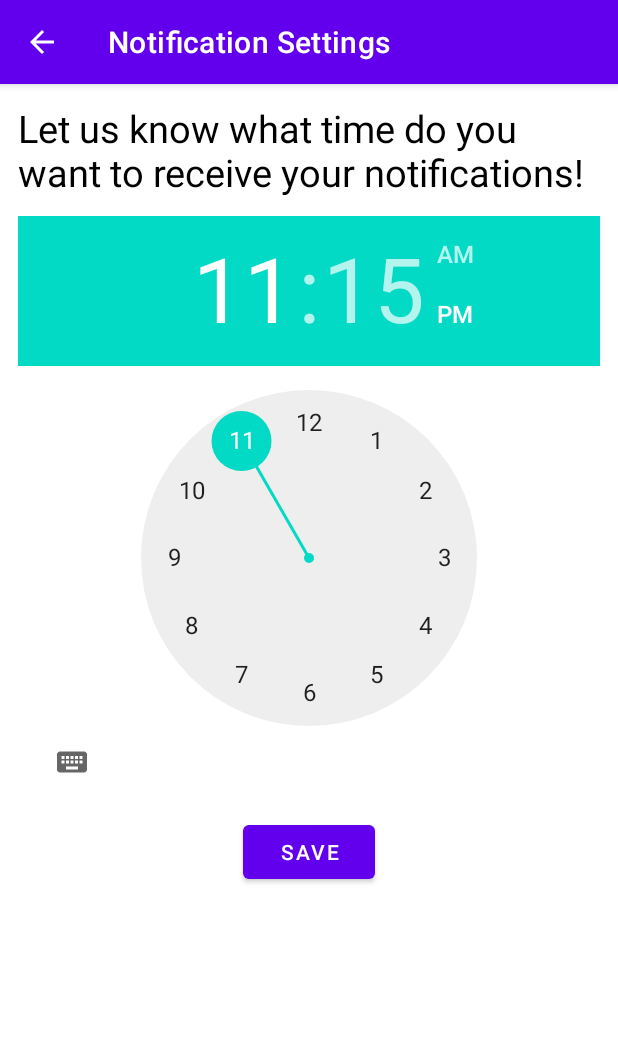
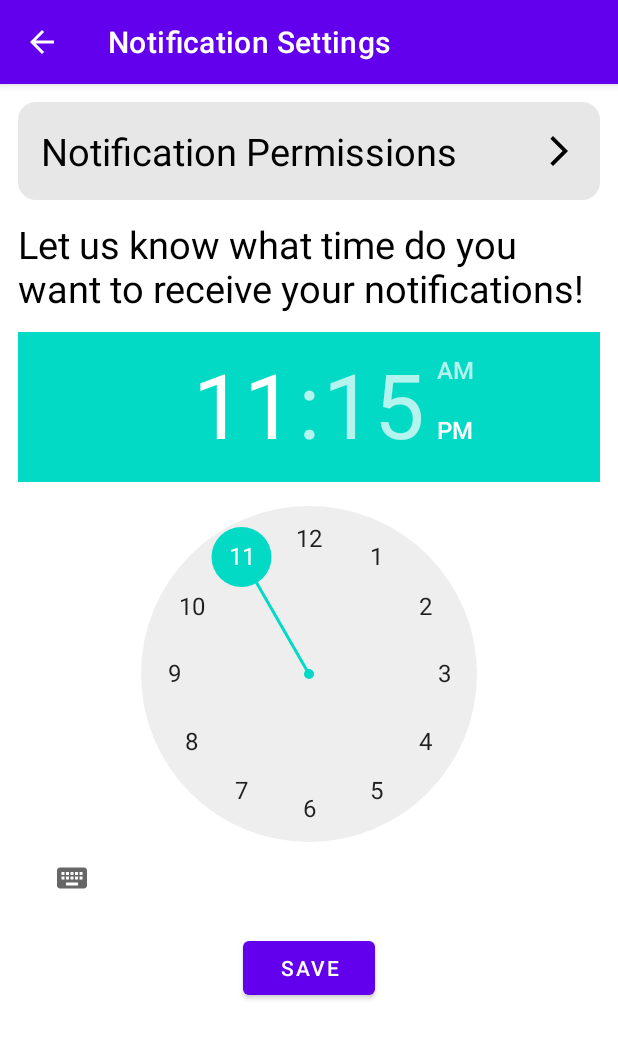
Before and after one commit to winkydes/SubMarker, an Android app: the NotificationSettingsActivity screen opened directly, with no data from a screen before it, on a phone screen of 412 x 824 dp. Shown: the top 1039 px of the screen. Run offline under Robolectric (Android 15) with nearby library versions, the phone set to English and light mode, and no system bars; our stand-ins replace Firebase (no records; nobody signed in at launch, a user with empty details on screens opened directly); 4 statements that could not run were skipped.

Commit message:
add direct to notification permission settings page

```diff
--- a/app/src/main/AndroidManifest.xml
+++ b/app/src/main/AndroidManifest.xml
@@ -1,6 +1,7 @@
 <?xml version="1.0" encoding="utf-8"?>
 <manifest xmlns:android="http://schemas.android.com/apk/res/android"
     xmlns:tools="http://schemas.android.com/tools">
+    <uses-permission android:name="android.permission.POST_NOTIFICATIONS"/>
 
     <application
         android:allowBackup="true"
--- a/app/src/main/java/com/example/submarker/activities/NotificationSettingsActivity.kt
+++ b/app/src/main/java/com/example/submarker/activities/NotificationSettingsActivity.kt
@@ -1,17 +1,19 @@
 package com.example.submarker.activities
 
 import android.content.Context
-import androidx.appcompat.app.AppCompatActivity
+import android.content.Intent
+import android.net.Uri
 import android.os.Bundle
-import android.util.Log
+import android.provider.Settings
 import android.widget.Button
 import android.widget.TimePicker
 import android.widget.Toast
+import androidx.appcompat.app.AppCompatActivity
 import com.example.submarker.R
-import com.example.submarker.databinding.ActivityDataRetrievalBinding
 import com.example.submarker.databinding.ActivityNotificationSettingsBinding
 import com.google.firebase.firestore.ktx.firestore
 import com.google.firebase.ktx.Firebase
+
 
 class NotificationSettingsActivity : AppCompatActivity() {
     val db = Firebase.firestore
@@ -63,6 +65,13 @@ class NotificationSettingsActivity : AppCompatActivity() {
             }
             //TODO: update alarm schedule here
         }
+
+        binding.clNotifPermission.setOnClickListener{
+            val intent = Intent(Settings.ACTION_APPLICATION_DETAILS_SETTINGS)
+            val uri: Uri = Uri.fromParts("package", packageName, null)
+            intent.data = uri
+            startActivity(intent)
+        }
     }
 
     override fun onSupportNavigateUp(): Boolean {
--- a/app/src/main/res/layout/activity_notification_settings.xml
+++ b/app/src/main/res/layout/activity_notification_settings.xml
@@ -5,6 +5,35 @@
     android:layout_width="match_parent"
     android:layout_height="match_parent"
     tools:context=".activities.NotificationSettingsActivity">
+
+    <androidx.constraintlayout.widget.ConstraintLayout
+        android:id="@+id/cl_notif_permission"
+        android:layout_width="0dp"
+        android:layout_height="wrap_content"
+        android:layout_margin="@dimen/common_margin"
+        android:background="@drawable/container_rounded"
+        android:padding="@dimen/large_margin"
+        app:layout_constraintTop_toTopOf="parent"
+        app:layout_constraintBottom_toTopOf="@id/tv_set_notification"
+        app:layout_constraintStart_toStartOf="parent"
+        app:layout_constraintEnd_toEndOf="parent">
+        <TextView
+            android:layout_width="wrap_content"
+            android:layout_height="wrap_content"
+            android:text="@string/notification_permissions"
+            android:textSize="@dimen/medium_textSize"
+            android:textColor="@color/black"
+            app:layout_constraintTop_toTopOf="parent"
+            app:layout_constraintBottom_toBottomOf="parent"
+            app:layout_constraintStart_toStartOf="parent"/>
+        <ImageView
+            android:layout_width="wrap_content"
+            android:layout_height="wrap_content"
+            android:src="@drawable/ic_baseline_arrow_forward_ios_24"
+            app:layout_constraintEnd_toEndOf="parent"
+            app:layout_constraintTop_toTopOf="parent"
+            app:layout_constraintBottom_toBottomOf="parent"/>
+    </androidx.constraintlayout.widget.ConstraintLayout>
 
     <TextView
         android:id="@+id/tv_set_notification"
@@ -16,7 +45,7 @@
         android:textColor="@color/black"
         app:layout_constraintStart_toStartOf="parent"
         app:layout_constraintEnd_toEndOf="parent"
-        app:layout_constraintTop_toTopOf="parent"/>
+        app:layout_constraintTop_toBottomOf="@id/cl_notif_permission"/>
 
     <TimePicker
         android:id="@+id/timePicker"
--- a/app/src/main/res/values/strings.xml
+++ b/app/src/main/res/values/strings.xml
@@ -69,4 +69,5 @@
     <string name="edit">Edit</string>
     <string name="tv_bug_report">Please let us know more about the problem you are facing.</string>
     <string name="add">Add</string>
+    <string name="notification_permissions">Notification Permissions</string>
 </resources>
```
